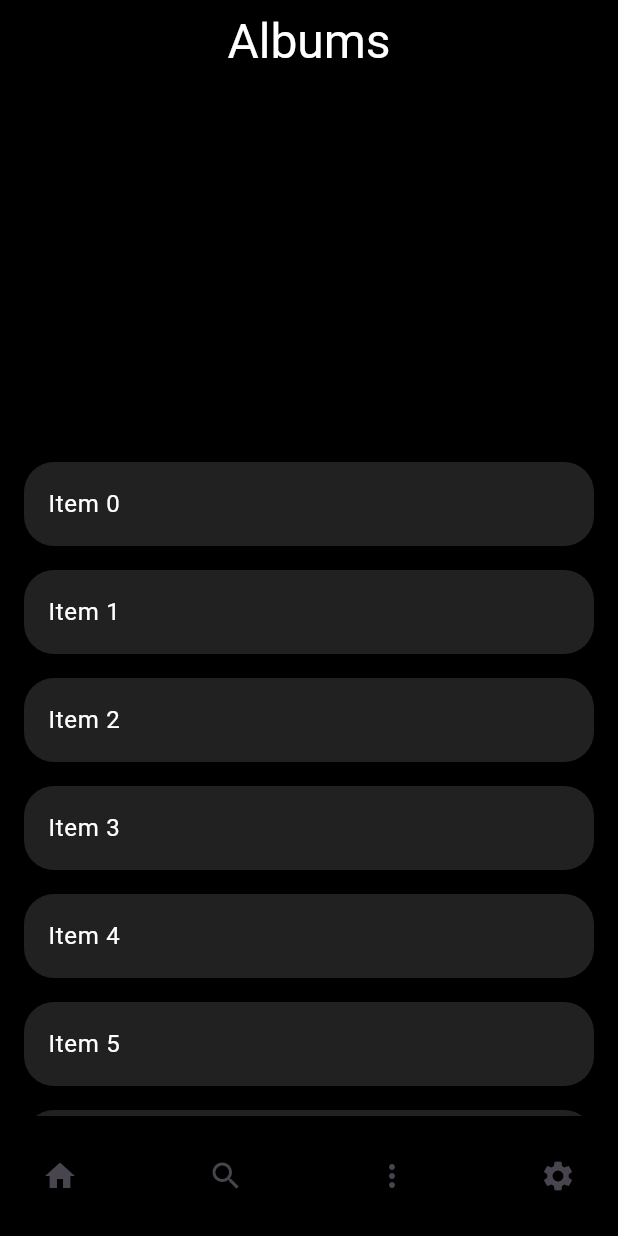
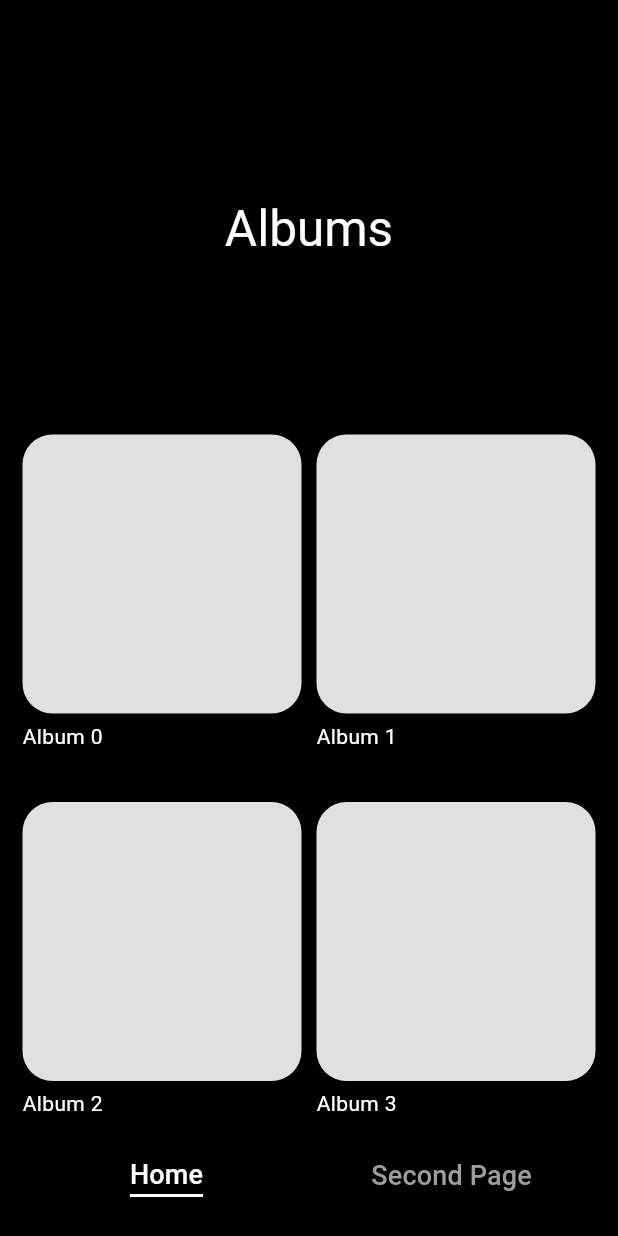
Before and after one commit to SysteM1922/homework-flutter, a Flutter app: the screen it shows after launch, on a phone screen of 412 x 824 dp. Run offline on Flutter 3.47's test engine with Material 3 defaults, Android fonts, the phone set to English and light mode, and no system bars.

Commit message:
Many Progresses

```diff
--- a/gallery/lib/main.dart
+++ b/gallery/lib/main.dart
@@ -15,10 +15,10 @@ class MyApp extends StatelessWidget {
     return MaterialApp(
       title: 'Gallery',
       theme: ThemeData(
-        colorScheme: ColorScheme.fromSeed(seedColor: Colors.deepPurple),
+        colorScheme: ColorScheme.fromSeed(seedColor: Colors.black),
         useMaterial3: true,
       ),
-      home: const MyHomePage(title: 'Gallery'),
+      home: const MyHomePage(),
     );
   }
 }
--- a/gallery/lib/pages/homepage.dart
+++ b/gallery/lib/pages/homepage.dart
@@ -1,115 +1,240 @@
 import 'dart:developer';
 
 import 'package:flutter/material.dart';
-import 'package:gallery/pages/secondpage.dart';
+import 'package:flutter/rendering.dart';
+
+import 'package:gallery/widgets/bottombar.dart';
 
 class MyHomePage extends StatefulWidget {
-  const MyHomePage({super.key, required this.title});
-
-  final String title;
+  const MyHomePage({super.key});
 
   @override
   State<MyHomePage> createState() => _MyHomePageState();
 }
 
 class _MyHomePageState extends State<MyHomePage> {
+  bool _firstLoad = true;
+  int _axisIndex = 0;
+  int _maxAxisCount = 4;
+  int _minAxisCount = 2;
+  int _axisCount = 2;
+  double _expandedHeight = 300.0;
+  double _scale = 1.0;
+  double _childAspectRatio = 0.8;
+
+  bool _pinned = true;
+
+  final ScrollController _scrollController = ScrollController(
+    keepScrollOffset: true,
+  );
+
+  @override
+  void initState() {
+    super.initState();
+    _scrollController.addListener(() {
+      if (_scrollController.position.userScrollDirection ==
+          ScrollDirection.reverse) {
+        setState(() {
+          _pinned = false;
+        });
+      }
+      if (_scrollController.position.userScrollDirection ==
+          ScrollDirection.forward) {
+        setState(() {
+          _pinned = true;
+        });
+      }
+    });
+  }
+
+  @override
+  void didChangeDependencies() {
+    super.didChangeDependencies();
+    if (MediaQuery.of(context).orientation == Orientation.landscape) {
+      // horizontal
+      setState(() {
+        _maxAxisCount = 6;
+        _minAxisCount = 4;
+        _expandedHeight = 0.0;
+
+        if (_firstLoad) {
+          _axisCount = _axisIndex + _minAxisCount;
+          _firstLoad = false;
+        } else {
+          if (_axisCount != 1) {
+            _axisCount = _minAxisCount + _axisIndex;
+            _childAspectRatio = 0.8;
+          } else {
+            _childAspectRatio = (1 / .1);
+          }
+        }
+      });
+    } else {
+      // vertical
+      setState(() {
+        _maxAxisCount = 4;
+        _minAxisCount = 2;
+        _expandedHeight = MediaQuery.of(context).size.height / 3;
+
+        if (_firstLoad) {
+          _axisCount = _minAxisCount + _axisIndex;
+          _firstLoad = false;
+        } else {
+          if (_axisCount != 1) {
+            _axisCount = _minAxisCount + _axisIndex;
+            _childAspectRatio = 0.8;
+          } else {
+            _childAspectRatio = (1 / .2);
+          }
+        }
+      });
+    }
+  }
+
+  void _updateAxisCount(double scale) {
+    if (scale < 1.0) {
+      // zoom out
+      log('Zoom out');
+      setState(() {
+        if (_axisCount != 1 && _axisCount < _maxAxisCount) {
+          _axisIndex = _axisIndex + 1;
+          _axisCount = _minAxisCount + _axisIndex;
+        }
+        if (_axisCount == _maxAxisCount || _axisCount == 1) {
+          _axisCount = 1;
+          if (MediaQuery.of(context).orientation == Orientation.portrait) {
+            _childAspectRatio = (1 / .2);
+          } else {
+            _childAspectRatio = (1 / .1);
+          }
+        }
+      });
+    } else if (scale > 1.0) {
+      // zoom in
+      log('Zoom in');
+      setState(() {
+        _childAspectRatio = 0.8;
+        if (_axisCount == 1) {
+          _axisIndex = _axisIndex - 1;
+          _axisCount = _minAxisCount + _axisIndex;
+        } else if (_axisCount > _minAxisCount) {
+          _axisIndex = _axisIndex - 1;
+          _axisCount = _minAxisCount + _axisIndex;
+        }
+      });
+    }
+  }
+
   @override
   Widget build(BuildContext context) {
     return Scaffold(
       backgroundColor: Colors.black,
-      body: Column(
+      body: GestureDetector(
+        onScaleUpdate: (details) {
+          setState(() {
+            _scale = details.scale;
+          });
+        },
+        onScaleEnd: (details) {
+          _updateAxisCount(_scale);
+        },
+        child: Column(
           children: [
             Expanded(
               child: CustomScrollView(
+                physics: const BouncingScrollPhysics(),
+                controller: _scrollController,
                 slivers: <Widget>[
-                const SliverAppBar(
+                  SliverAppBar(
                     backgroundColor: Colors.black,
                     floating: false,
-                  pinned: true,
+                    pinned: _pinned,
                     snap: false,
-                  expandedHeight: 300.0,
-                  title: Align(
-                    alignment: Alignment.bottomCenter,
+                    expandedHeight: _expandedHeight,
+                    flexibleSpace: FlexibleSpaceBar(
+                      title: Text("Albums",
+                          style: TextStyle(color: Colors.white)),
+                      titlePadding: const EdgeInsets.only(bottom: 100.0),
+                      centerTitle: true,
+                    ),
+                  ),
+                  SliverPadding(
+                    padding: const EdgeInsets.all(10.0),
+                    sliver: SliverGrid(
+                      delegate: SliverChildBuilderDelegate(
+                        (BuildContext context, int index) {
+                          if (_axisCount == 1) {
+                            return Container(
+                                color: Colors.black,
+                                margin: const EdgeInsets.all(5.0),
+                                child: Row(children: [
+                                  Flex(
+                                    direction: Axis.horizontal,
+                                    children: [
+                                      AspectRatio(
+                                          aspectRatio: 1.0,
+                                          child: Container(
+                                            decoration: BoxDecoration(
+                                              color: Colors.grey[300],
+                                              borderRadius:
+                                                  BorderRadius.circular(20.0),
+                                            ),
+                                          )),
+                                    ],
+                                  ),
+                                  Container(
+                                    margin: const EdgeInsets.only(left: 20.0),
                                     child: Text(
-                      'Albums',
-                      style: TextStyle(color: Colors.white, fontSize: 32.0),
+                                        style: TextStyle(color: Colors.white),
+                                        'Album $index'),
+                                  ),
+                                ]));
+                          } else {
+                            return Container(
+                              color: Colors.black,
+                              margin: const EdgeInsets.all(5.0),
+                              child: Column(
+                                children: [
+                                  AspectRatio(
+                                    aspectRatio: 1.0,
+                                    child: Container(
+                                      decoration: BoxDecoration(
+                                        color: Colors.grey[300],
+                                        borderRadius:
+                                            BorderRadius.circular(20.0),
                                       ),
                                     ),
                                   ),
-                SliverList(
-                    delegate: SliverChildBuilderDelegate(
-                  (BuildContext context, int index) {
-                    return Column(
-                      children: [
-                        Padding(
-                          padding: const EdgeInsets.symmetric(
-                              vertical: 8.0, horizontal: 16.0),
-                          child: Container(
-                            decoration: const BoxDecoration(
-                              color: Color.fromRGBO(33, 33, 33, 70),
-                              borderRadius:
-                                  BorderRadius.all(Radius.circular(20.0)),
+                                  Container(
+                                    margin: const EdgeInsets.only(top: 5.0),
+                                    alignment: Alignment.centerLeft,
+                                    child: Text(
+                                      'Album $index',
+                                      style: TextStyle(color: Colors.white),
                                     ),
-                            child: ListTile(
-                              title: Text('Item $index'),
-                              textColor: Colors.white,
+                                  ),
+                                ],
+                              ),
+                            );
+                          }
+                        },
+                        childCount: 9,
+                      ),
+                      gridDelegate: SliverGridDelegateWithFixedCrossAxisCount(
+                        crossAxisCount: _axisCount,
+                        crossAxisSpacing: 0.0,
+                        mainAxisSpacing: 0.0,
+                        childAspectRatio: _childAspectRatio,
                       ),
                     ),
                   ),
-                      ],
-                    );
-                  },
-                  childCount: 30,
-                )),
                 ],
               ),
             ),
           ],
         ),
-      bottomNavigationBar: BottomAppBar(
-        color: Colors.black,
-        child: Row(
-          mainAxisAlignment: MainAxisAlignment.spaceBetween,
-          children: <Widget>[
-            Align(
-              alignment: Alignment.center,
-              child: IconButton(
-                icon: const Icon(Icons.home),
-                onPressed: () {},
       ),
-            ),
-            Align(
-              alignment: Alignment.center,
-              child: IconButton(
-                icon: const Icon(Icons.search),
-                onPressed: () {},
-              ),
-            ),
-            Align(
-              alignment: Alignment.center,
-              child: IconButton(
-                icon: const Icon(Icons.more_vert),
-                onPressed: () {},
-              ),
-            ),
-            Align(
-              alignment: Alignment.center,
-              child: IconButton(
-                icon: const Icon(Icons.settings),
-                onPressed: () {
-                  log('Navigating to Second Page');
-                  Navigator.push(
-                    context,
-                    MaterialPageRoute(
-                      builder: (BuildContext context) => const SecondPage(),
-                    ),
-                  );
-                },
-              ),
-            ),
-          ],
-        ),
-      ),
+      bottomNavigationBar: const BottomBar(),
     );
   }
 }
--- a/gallery/lib/pages/secondpage.dart
+++ b/gallery/lib/pages/secondpage.dart
@@ -1,4 +1,6 @@
 import 'package:flutter/material.dart';
+
+import 'package:gallery/widgets/bottombar.dart';
 
 class SecondPage extends StatefulWidget {
   const SecondPage({super.key});
@@ -27,6 +29,7 @@ class _SecondPageState extends State<SecondPage> {
           ],
         ),
       ),
+      bottomNavigationBar: const BottomBar(),
     );
   }
 }
--- /dev/null
+++ b/gallery/lib/widgets/bottombar.dart
@@ -0,0 +1,108 @@
+import 'dart:developer';
+import 'package:flutter/material.dart';
+
+import 'package:gallery/pages/homepage.dart';
+import 'package:gallery/pages/secondpage.dart';
+
+class BottomBar extends StatelessWidget {
+  const BottomBar({
+    super.key,
+  });
+
+  @override
+  Widget build(BuildContext context) {
+    String _currentPage = "home";
+
+    void checkActivePage(BuildContext context) {
+      if (ModalRoute.of(context)!.settings.name == '/') {
+        _currentPage = 'home';
+      } else if (ModalRoute.of(context)!.settings.name == '/secondpage') {
+        _currentPage = 'secondpage';
+      }
+    }
+
+    checkActivePage(context);
+
+    return BottomAppBar(
+      color: Colors.black,
+      child: Row(
+        children: <Widget>[
+          Expanded(
+            child: TextButton(
+              onPressed: () {
+                log('Navigating to Home Page');
+                Navigator.push(
+                  context,
+                  MaterialPageRoute(
+                    builder: (BuildContext context) => const MyHomePage(),
+                  ),
+                );
+              },
+              child: Container(
+                decoration: _currentPage == 'home'
+                    ? BoxDecoration(
+                        border: Border(
+                          bottom: BorderSide(
+                            color: Colors.white,
+                            width: 2.0, // Thickness of the underline
+                          ),
+                        ),
+                      )
+                    : null,
+                child: Text(
+                  'Home',
+                  style: TextStyle(
+                    fontSize: 18.0,
+                    decoration: _currentPage == 'home'
+                        ? TextDecoration.none
+                        : TextDecoration.none,
+                    color: _currentPage == 'home'
+                        ? Colors.white
+                        : Colors.grey,
+                  ),
+                ),
+              ),
+            ),
+          ),
+          Expanded(
+            child: TextButton(
+              onPressed: () {
+                log('Navigating to Second Page');
+                Navigator.push(
+                  context,
+                  MaterialPageRoute(
+                    builder: (BuildContext context) => const SecondPage(),
+                  ),
+                );
+              },
+              child: Container(
+                decoration: _currentPage == 'secondpage'
+                    ? BoxDecoration(
+                        border: Border(
+                          bottom: BorderSide(
+                            color: Colors.white,
+                            width: 2.0, // Thickness of the underline
+                          ),
+                        ),
+                      )
+                    : null,
+                child: Text(
+                  'Second Page',
+                  style: TextStyle(
+                    fontSize: 18.0,
+                    decoration: _currentPage == 'secondpage'
+                        ? TextDecoration.none
+                        : TextDecoration.none,
+                    color: _currentPage == 'secondpage'
+                        ? Colors.white
+                        : Colors.grey,
+                  ),
+                ),
+              ),
+            ),
+          ),
+        ],
+      ),
+    );
+  }
+}
```
Lines whose indentation alone changed are shown as unchanged.
